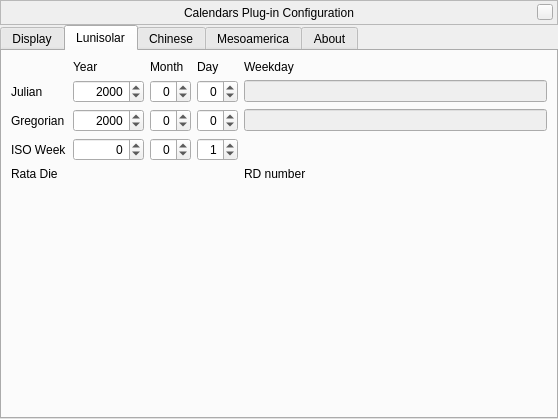
First picture: the form in plugins/Calendars/src/gui/calendarsDialog.ui, repository Stellarium/stellarium, before the edit.
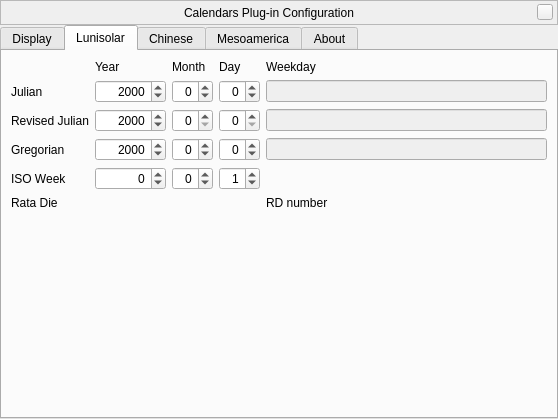
Second picture: the form after the edit. The open tabs and pages were chosen to show the change. Icons and pictures are not drawn. Custom widgets are drawn as their Qt base class.

Commit message: Added missing parts of Revised Julian Calendar

```diff
--- a/plugins/Calendars/src/gui/calendarsDialog.ui
+++ b/plugins/Calendars/src/gui/calendarsDialog.ui
@@ -377,29 +377,36 @@
       <layout class="QVBoxLayout" name="lunisolarVerticalLayout">
        <item>
         <layout class="QGridLayout" name="lunisolarGridLayout">
-         <item row="0" column="1">
-          <widget class="QLabel" name="labelYear">
-           <property name="text">
-            <string>Year</string>
-           </property>
-          </widget>
-         </item>
-         <item row="1" column="1">
-          <widget class="QSpinBox" name="julianYearSpinBox">
-           <property name="toolTip">
-            <string>Negative years here mark years B.C.</string>
-           </property>
+         <item row="4" column="1">
+          <widget class="QSpinBox" name="isoYearSpinBox">
            <property name="alignment">
             <set>Qt::AlignRight|Qt::AlignTrailing|Qt::AlignVCenter</set>
            </property>
            <property name="minimum">
-            <number>-100000</number>
+            <number>-1000000</number>
            </property>
            <property name="maximum">
             <number>100000</number>
            </property>
-           <property name="value">
-            <number>2000</number>
+          </widget>
+         </item>
+         <item row="0" column="4">
+          <widget class="QLabel" name="labelDOW">
+           <property name="text">
+            <string>Weekday</string>
+           </property>
+          </widget>
+         </item>
+         <item row="3" column="4">
+          <widget class="QLineEdit" name="gregorianWeekdayLineEdit">
+           <property name="enabled">
+            <bool>false</bool>
+           </property>
+           <property name="acceptDrops">
+            <bool>false</bool>
+           </property>
+           <property name="alignment">
+            <set>Qt::AlignRight|Qt::AlignTrailing|Qt::AlignVCenter</set>
            </property>
           </widget>
          </item>
@@ -410,7 +417,46 @@
            </property>
           </widget>
          </item>
-         <item row="3" column="2">
+         <item row="1" column="2">
+          <widget class="QSpinBox" name="julianMonthSpinBox">
+           <property name="wrapping">
+            <bool>true</bool>
+           </property>
+           <property name="alignment">
+            <set>Qt::AlignRight|Qt::AlignTrailing|Qt::AlignVCenter</set>
+           </property>
+           <property name="minimum">
+            <number>0</number>
+           </property>
+           <property name="maximum">
+            <number>13</number>
+           </property>
+          </widget>
+         </item>
+         <item row="3" column="3">
+          <widget class="QSpinBox" name="gregorianDaySpinBox">
+           <property name="wrapping">
+            <bool>true</bool>
+           </property>
+           <property name="alignment">
+            <set>Qt::AlignRight|Qt::AlignTrailing|Qt::AlignVCenter</set>
+           </property>
+           <property name="minimum">
+            <number>0</number>
+           </property>
+           <property name="maximum">
+            <number>32</number>
+           </property>
+          </widget>
+         </item>
+         <item row="5" column="0">
+          <widget class="QLabel" name="labelRD">
+           <property name="text">
+            <string notr="true">Rata Die</string>
+           </property>
+          </widget>
+         </item>
+         <item row="4" column="2">
           <widget class="QSpinBox" name="isoWeekSpinBox">
            <property name="wrapping">
             <bool>true</bool>
@@ -426,21 +472,7 @@
            </property>
           </widget>
          </item>
-         <item row="1" column="0">
-          <widget class="QLabel" name="labelJulianCalendar">
-           <property name="text">
-            <string comment="calendar">Julian</string>
-           </property>
-          </widget>
-         </item>
-         <item row="0" column="3">
-          <widget class="QLabel" name="labelDay">
-           <property name="text">
-            <string>Day</string>
-           </property>
-          </widget>
-         </item>
-         <item row="2" column="2">
+         <item row="3" column="2">
           <widget class="QSpinBox" name="gregorianMonthSpinBox">
            <property name="wrapping">
             <bool>true</bool>
@@ -456,7 +488,23 @@
            </property>
           </widget>
          </item>
-         <item row="2" column="1">
+         <item row="1" column="3">
+          <widget class="QSpinBox" name="julianDaySpinBox">
+           <property name="wrapping">
+            <bool>true</bool>
+           </property>
+           <property name="alignment">
+            <set>Qt::AlignRight|Qt::AlignTrailing|Qt::AlignVCenter</set>
+           </property>
+           <property name="minimum">
+            <number>0</number>
+           </property>
+           <property name="maximum">
+            <number>32</number>
+           </property>
+          </widget>
+         </item>
+         <item row="3" column="1">
           <widget class="QSpinBox" name="gregorianYearSpinBox">
            <property name="alignment">
             <set>Qt::AlignRight|Qt::AlignTrailing|Qt::AlignVCenter</set>
@@ -472,6 +520,20 @@
            </property>
           </widget>
          </item>
+         <item row="5" column="4">
+          <widget class="QLabel" name="labelRDvalue">
+           <property name="text">
+            <string notr="true">RD number</string>
+           </property>
+          </widget>
+         </item>
+         <item row="4" column="0">
+          <widget class="QLabel" name="labelISOWeekCalendar">
+           <property name="text">
+            <string comment="calendar">ISO Week</string>
+           </property>
+          </widget>
+         </item>
          <item row="1" column="4">
           <widget class="QLineEdit" name="julianWeekdayLineEdit">
            <property name="enabled">
@@ -485,30 +547,14 @@
            </property>
           </widget>
          </item>
-         <item row="0" column="4">
-          <widget class="QLabel" name="labelDOW">
+         <item row="0" column="1">
+          <widget class="QLabel" name="labelYear">
            <property name="text">
-            <string>Weekday</string>
+            <string>Year</string>
            </property>
           </widget>
          </item>
-         <item row="2" column="3">
-          <widget class="QSpinBox" name="gregorianDaySpinBox">
-           <property name="wrapping">
-            <bool>true</bool>
-           </property>
-           <property name="alignment">
-            <set>Qt::AlignRight|Qt::AlignTrailing|Qt::AlignVCenter</set>
-           </property>
-           <property name="minimum">
-            <number>0</number>
-           </property>
-           <property name="maximum">
-            <number>32</number>
-           </property>
-          </widget>
-         </item>
-         <item row="3" column="3">
+         <item row="4" column="3">
           <widget class="QSpinBox" name="isoDaySpinBox">
            <property name="alignment">
             <set>Qt::AlignRight|Qt::AlignTrailing|Qt::AlignVCenter</set>
@@ -524,38 +570,91 @@
            </property>
           </widget>
          </item>
-         <item row="1" column="2">
-          <widget class="QSpinBox" name="julianMonthSpinBox">
-           <property name="wrapping">
-            <bool>true</bool>
+         <item row="0" column="3">
+          <widget class="QLabel" name="labelDay">
+           <property name="text">
+            <string>Day</string>
+           </property>
+          </widget>
+         </item>
+         <item row="1" column="1">
+          <widget class="QSpinBox" name="julianYearSpinBox">
+           <property name="toolTip">
+            <string>Negative years here mark years B.C.</string>
            </property>
            <property name="alignment">
             <set>Qt::AlignRight|Qt::AlignTrailing|Qt::AlignVCenter</set>
            </property>
            <property name="minimum">
-            <number>0</number>
+            <number>-100000</number>
            </property>
            <property name="maximum">
-            <number>13</number>
+            <number>100000</number>
+           </property>
+           <property name="value">
+            <number>2000</number>
            </property>
           </widget>
          </item>
          <item row="3" column="0">
-          <widget class="QLabel" name="labelISOWeekCalendar">
-           <property name="text">
-            <string comment="calendar">ISO Week</string>
-           </property>
-          </widget>
-         </item>
-         <item row="2" column="0">
           <widget class="QLabel" name="labelGregorianCalendar">
            <property name="text">
             <string comment="calendar">Gregorian</string>
            </property>
           </widget>
          </item>
+         <item row="1" column="0">
+          <widget class="QLabel" name="labelJulianCalendar">
+           <property name="text">
+            <string comment="calendar">Julian</string>
+           </property>
+          </widget>
+         </item>
+         <item row="2" column="0">
+          <widget class="QLabel" name="labelRevisedJulianCalendar">
+           <property name="text">
+            <string>Revised Julian</string>
+           </property>
+          </widget>
+         </item>
+         <item row="2" column="1">
+          <widget class="QSpinBox" name="revisedJulianYearSpinBox">
+           <property name="alignment">
+            <set>Qt::AlignRight|Qt::AlignTrailing|Qt::AlignVCenter</set>
+           </property>
+           <property name="minimum">
+            <number>-100000</number>
+           </property>
+           <property name="maximum">
+            <number>100000</number>
+           </property>
+           <property name="value">
+            <number>2000</number>
+           </property>
+          </widget>
+         </item>
+         <item row="2" column="2">
+          <widget class="QSpinBox" name="revisedJulianMonthSpinBox">
+           <property name="alignment">
+            <set>Qt::AlignRight|Qt::AlignTrailing|Qt::AlignVCenter</set>
+           </property>
+           <property name="maximum">
+            <number>13</number>
+           </property>
+          </widget>
+         </item>
+         <item row="2" column="3">
+          <widget class="QSpinBox" name="revisedJulianDaySpinBox">
+           <property name="alignment">
+            <set>Qt::AlignRight|Qt::AlignTrailing|Qt::AlignVCenter</set>
+           </property>
+           <property name="maximum">
+            <number>32</number>
+           </property>
+          </widget>
+         </item>
          <item row="2" column="4">
-          <widget class="QLineEdit" name="gregorianWeekdayLineEdit">
+          <widget class="QLineEdit" name="revisedJulianWeekdayLineEdit">
            <property name="enabled">
             <bool>false</bool>
            </property>
@@ -567,49 +666,6 @@
            </property>
           </widget>
          </item>
-         <item row="1" column="3">
-          <widget class="QSpinBox" name="julianDaySpinBox">
-           <property name="wrapping">
-            <bool>true</bool>
-           </property>
-           <property name="alignment">
-            <set>Qt::AlignRight|Qt::AlignTrailing|Qt::AlignVCenter</set>
-           </property>
-           <property name="minimum">
-            <number>0</number>
-           </property>
-           <property name="maximum">
-            <number>32</number>
-           </property>
-          </widget>
-         </item>
-         <item row="3" column="1">
-          <widget class="QSpinBox" name="isoYearSpinBox">
-           <property name="alignment">
-            <set>Qt::AlignRight|Qt::AlignTrailing|Qt::AlignVCenter</set>
-           </property>
-           <property name="minimum">
-            <number>-1000000</number>
-           </property>
-           <property name="maximum">
-            <number>100000</number>
-           </property>
-          </widget>
-         </item>
-         <item row="4" column="0">
-          <widget class="QLabel" name="labelRD">
-           <property name="text">
-            <string>Rata Die</string>
-           </property>
-          </widget>
-         </item>
-         <item row="4" column="4">
-          <widget class="QLabel" name="labelRDvalue">
-           <property name="text">
-            <string>RD number</string>
-           </property>
-          </widget>
-         </item>
         </layout>
        </item>
        <item>
```
The commit also changes 4 other files.
